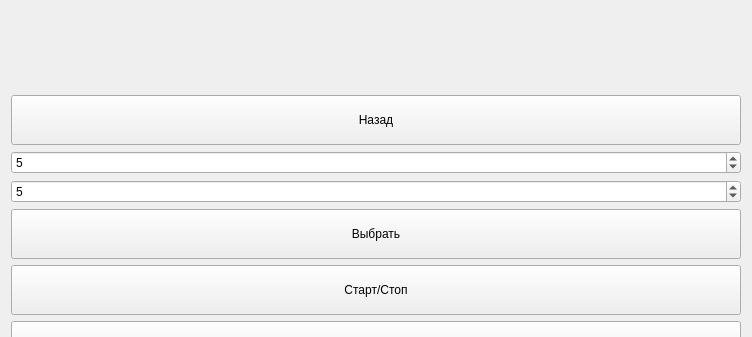
First picture: the form in GameLife/workwindow.ui, repository DIIZII/GameLife, before the edit; both pictures show x 0 to 752 and y 0 to 337 of the 752 by 522 pixel window.
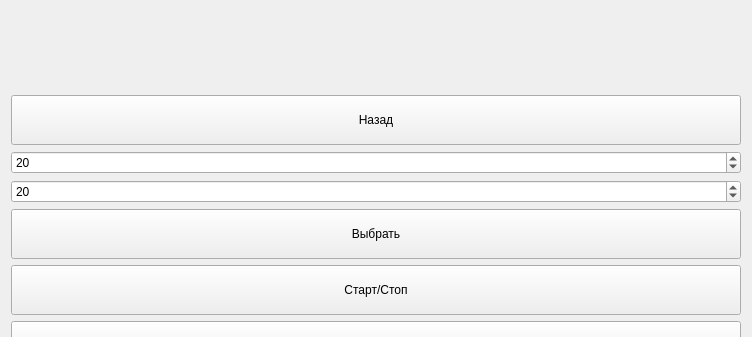
Second picture: the form after the edit.

```diff
--- a/GameLife/workwindow.ui
+++ b/GameLife/workwindow.ui
@@ -37,32 +37,32 @@
        <item>
         <widget class="QSpinBox" name="spinBoxX">
          <property name="minimum">
-          <number>3</number>
+          <number>10</number>
          </property>
          <property name="maximum">
-          <number>30</number>
+          <number>40</number>
          </property>
          <property name="singleStep">
           <number>1</number>
          </property>
          <property name="value">
-          <number>5</number>
+          <number>20</number>
          </property>
         </widget>
        </item>
        <item>
         <widget class="QSpinBox" name="spinBoxY">
          <property name="minimum">
-          <number>3</number>
+          <number>10</number>
          </property>
          <property name="maximum">
-          <number>30</number>
+          <number>40</number>
          </property>
          <property name="singleStep">
           <number>1</number>
          </property>
          <property name="value">
-          <number>5</number>
+          <number>20</number>
          </property>
         </widget>
        </item>
```
